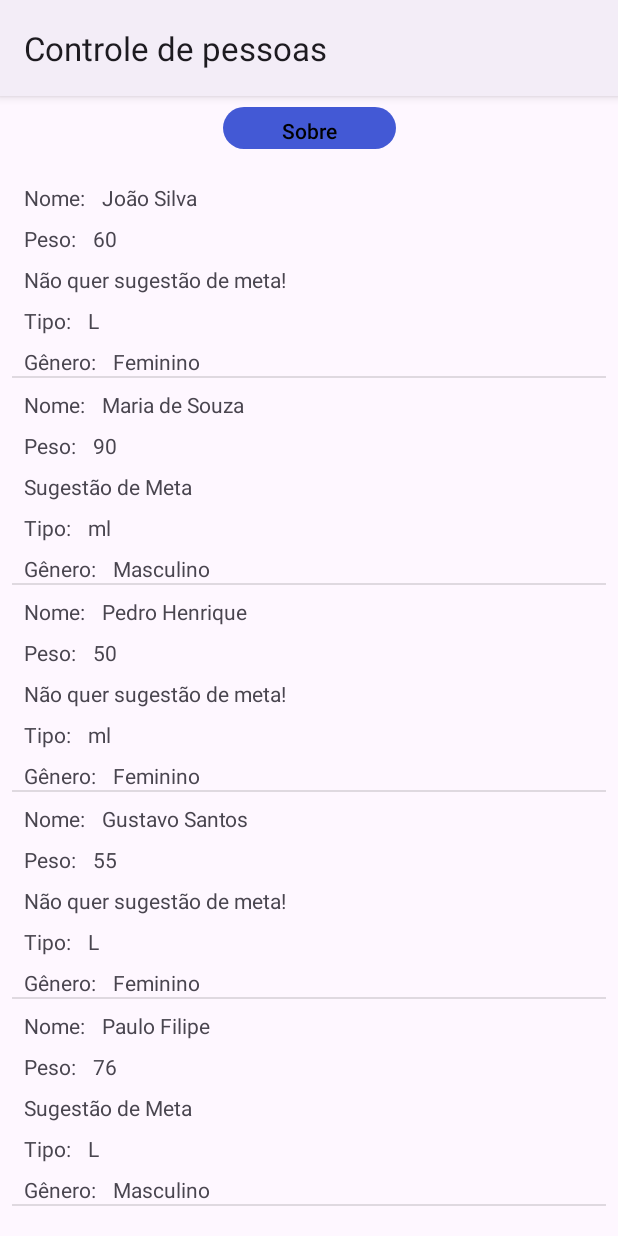
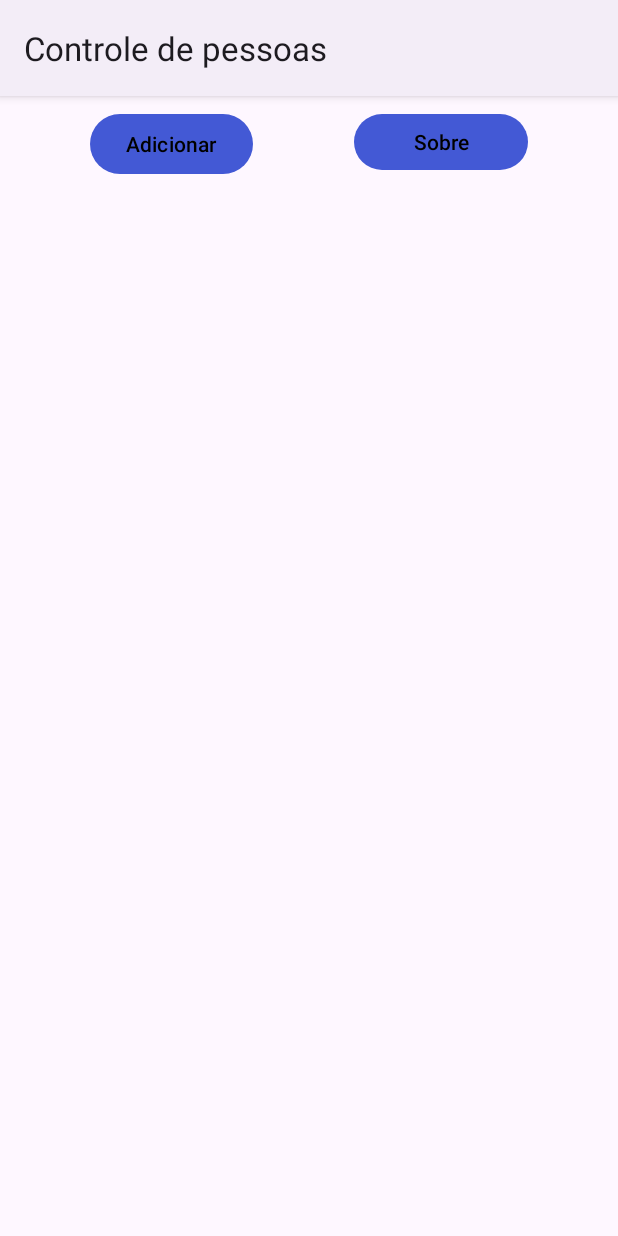
Before and after one commit to RenataVasconcelos/Hidratei, an Android app: the screen it shows after launch (PessoasActivity), on a phone screen of 412 x 824 dp. Run offline under Robolectric (Android 15) with nearby library versions, the phone set to English and light mode, and no system bars.

Commit message:
Abertura de Activity esperando um resultado

```diff
--- a/app/src/main/java/br/edu/utfpr/renatavasconcelos/hidratei/PessoasActivity.java
+++ b/app/src/main/java/br/edu/utfpr/renatavasconcelos/hidratei/PessoasActivity.java
@@ -1,5 +1,6 @@
 package br.edu.utfpr.renatavasconcelos.hidratei;
 
+import android.app.Activity;
 import android.content.Intent;
 import android.os.Bundle;
 import android.view.View;
@@ -10,6 +11,11 @@ import android.widget.ListView;
 import android.widget.Toast;
 
 import androidx.activity.EdgeToEdge;
+import androidx.activity.result.ActivityResult;
+import androidx.activity.result.ActivityResultCallback;
+import androidx.activity.result.ActivityResultLauncher;
+import androidx.activity.result.contract.ActivityResultContract;
+import androidx.activity.result.contract.ActivityResultContracts;
 import androidx.appcompat.app.AppCompatActivity;
 import androidx.core.graphics.Insets;
 import androidx.core.view.ViewCompat;
@@ -80,15 +86,15 @@ public class PessoasActivity extends AppCompatActivity {
 
         private void popularListaPessoas(){
 
-            String[] pessoas_nomes = getResources().getStringArray(R.array.pessoas_nome);
-            int[] pessoas_peso = getResources().getIntArray(R.array.pessoas_peso);
-            int[] pessoas_sugestao = getResources().getIntArray(R.array.pessoas_sugestao);
-            int[] pessoas_tipos = getResources().getIntArray(R.array.pessoas_tipos);
-            int[] pessoas_genero = getResources().getIntArray(R.array.pessoas_genero);
+//            String[] pessoas_nomes = getResources().getStringArray(R.array.pessoas_nome);
+//            int[] pessoas_peso = getResources().getIntArray(R.array.pessoas_peso);
+//            int[] pessoas_sugestao = getResources().getIntArray(R.array.pessoas_sugestao);
+//            int[] pessoas_tipos = getResources().getIntArray(R.array.pessoas_tipos);
+//            int[] pessoas_genero = getResources().getIntArray(R.array.pessoas_genero);
 
             listaPessoas = new ArrayList<>();
 
-            Pessoa pessoa;
+           /* Pessoa pessoa;
             boolean sugestao;
             Genero genero;
 
@@ -107,7 +113,7 @@ public class PessoasActivity extends AppCompatActivity {
                                     genero);
 
                 listaPessoas.add(pessoa);
-            }
+            }*/
 
            pessoaRecyclerViewAdapter = new PessoaRecyclerViewAdapter(this, listaPessoas, onItemClickListener);
             recyclerViewPessoas.setAdapter(pessoaRecyclerViewAdapter);
@@ -118,4 +124,36 @@ public class PessoasActivity extends AppCompatActivity {
             Intent intentAbertura = new Intent(this, SobreActivity.class);
             startActivity(intentAbertura);
         }
-    }
+        ActivityResultLauncher<Intent> launcherNovaPessoa = registerForActivityResult(new ActivityResultContracts.StartActivityForResult(),
+                new ActivityResultCallback<ActivityResult>() {
+                    @Override
+                    public void onActivityResult(ActivityResult result) {
+                        if (result.getResultCode() == PessoasActivity.RESULT_OK){
+
+                            Intent intent = result.getData();
+                            Bundle bundle = intent.getExtras();
+
+                            if (bundle != null){
+                                String nome      = bundle.getString(PessoaActivity.KEY_NOME);
+                                int peso         = bundle.getInt(PessoaActivity.KEY_PESO);
+                                boolean sugestao = bundle.getBoolean(PessoaActivity.KEY_SUGESTAO);
+                                int tipo         = bundle.getInt(PessoaActivity.KEY_TIPO);
+                                String generoTexto    = bundle.getString(PessoaActivity.KEY_GENERO);
+
+                                Pessoa pessoa = new Pessoa(nome, peso, sugestao, tipo, Genero.valueOf(generoTexto));
+
+                                listaPessoas.add(pessoa);
+
+                                pessoaRecyclerViewAdapter.notifyDataSetChanged();
+                            }
+                        }
+                    }
+                });
+
+        public void abrirNovaPessoa(View view){
+
+            Intent intentAbertura = new Intent(this, PessoaActivity.class);
+
+            launcherNovaPessoa.launch(intentAbertura);
+        }
+}
--- a/app/src/main/res/layout/activity_pessoas.xml
+++ b/app/src/main/res/layout/activity_pessoas.xml
@@ -25,16 +25,29 @@
 
     <Button
         android:id="@+id/buttonSobre"
-        android:layout_width="115dp"
-        android:layout_height="36dp"
+        android:layout_width="116dp"
+        android:layout_height="45dp"
         android:layout_marginStart="8dp"
         android:layout_marginTop="8dp"
         android:layout_marginEnd="8dp"
-        android:layout_marginBottom="16dp"
         android:onClick="abrirSobre"
         android:text="@string/sobre"
-        app:layout_constraintBottom_toTopOf="@+id/recycleViewPessoas"
         app:layout_constraintEnd_toEndOf="parent"
+        app:layout_constraintHorizontal_bias="0.5"
+        app:layout_constraintStart_toEndOf="@+id/buttonAdicionar"
+        app:layout_constraintTop_toTopOf="parent" />
+
+    <Button
+        android:id="@+id/buttonAdicionar"
+        android:layout_width="wrap_content"
+        android:layout_height="wrap_content"
+        android:layout_marginStart="8dp"
+        android:layout_marginTop="8dp"
+        android:layout_marginEnd="8dp"
+        android:onClick="abrirNovaPessoa"
+        android:text="@string/adicionar"
+        app:layout_constraintEnd_toStartOf="@+id/buttonSobre"
+        app:layout_constraintHorizontal_bias="0.5"
         app:layout_constraintStart_toStartOf="parent"
         app:layout_constraintTop_toTopOf="parent" />
 
--- a/app/src/main/res/values/strings.xml
+++ b/app/src/main/res/values/strings.xml
@@ -33,4 +33,6 @@
     <string name="autoria">Autor(a): Renata Ingryd Alves de Vasconcelos</string>
     <string name="sobre">Sobre</string>
     <string name="controle_de_pessoas">Controle de pessoas</string>
+    <string name="adicionar">Adicionar</string>
+    <string name="novo_cadastro">Novo Cadastro</string>
 </resources>
```
Also changed, not shown: app/src/main/java/br/edu/utfpr/renatavasconcelos/hidratei/PessoaActivity.java (+32 -22 lines).
